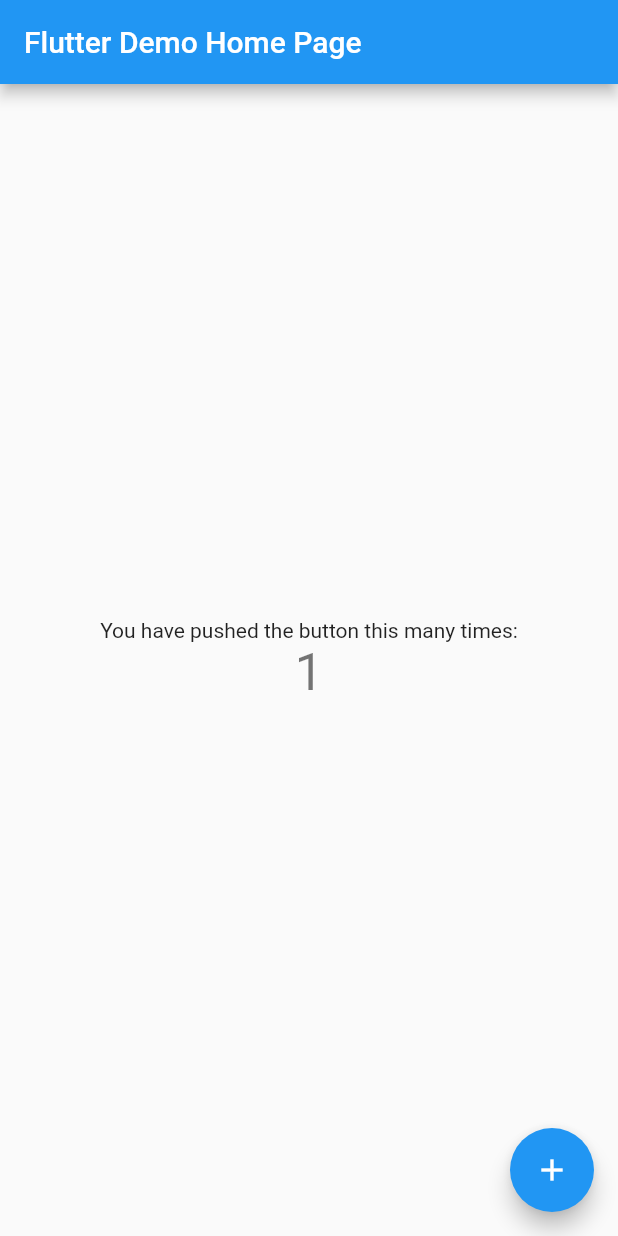
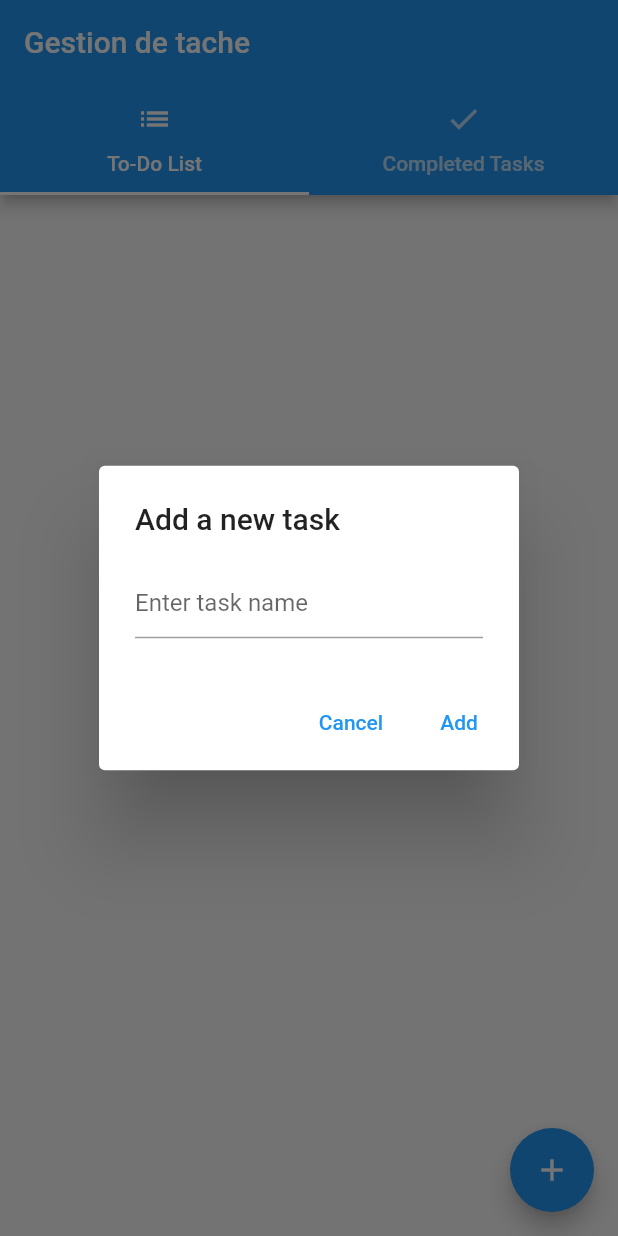
Before and after one commit to jognagram/flutter-liste, a Flutter app: the screen it shows after launch, after a tap on the "add" icon, on a phone screen of 412 x 824 dp. Run offline on Flutter 3.47's test engine with Material 2 defaults, Android fonts, the phone set to English and light mode, and no system bars.

Commit message:
Add and completed task

```diff
--- a/lib/main.dart
+++ b/lib/main.dart
@@ -7,109 +7,143 @@
 class MyApp extends StatelessWidget {
   const MyApp({super.key});
 
-  // This widget is the root of your application.
   @override
   Widget build(BuildContext context) {
     return MaterialApp(
-      title: 'Flutter Demo',
+      debugShowCheckedModeBanner: false,
+      title: 'Gestion de tache',
       theme: ThemeData(
-        // This is the theme of your application.
-        //
-        // Try running your application with "flutter run". You'll see the
-        // application has a blue toolbar. Then, without quitting the app, try
-        // changing the primarySwatch below to Colors.green and then invoke
-        // "hot reload" (press "r" in the console where you ran "flutter run",
-        // or simply save your changes to "hot reload" in a Flutter IDE).
-        // Notice that the counter didn't reset back to zero; the application
-        // is not restarted.
         primarySwatch: Colors.blue,
       ),
-      home: const MyHomePage(title: 'Flutter Demo Home Page'),
+      home: const TodoListPage(),
     );
   }
 }
 
-class MyHomePage extends StatefulWidget {
-  const MyHomePage({super.key, required this.title});
-
-  // This widget is the home page of your application. It is stateful, meaning
-  // that it has a State object (defined below) that contains fields that affect
-  // how it looks.
-
-  // This class is the configuration for the state. It holds the values (in this
-  // case the title) provided by the parent (in this case the App widget) and
-  // used by the build method of the State. Fields in a Widget subclass are
-  // always marked "final".
-
-  final String title;
+class TodoListPage extends StatefulWidget {
+  const TodoListPage({super.key});
 
   @override
-  State<MyHomePage> createState() => _MyHomePageState();
+  State<TodoListPage> createState() => _TodoListPageState();
 }
 
-class _MyHomePageState extends State<MyHomePage> {
-  int _counter = 0;
+class _TodoListPageState extends State<TodoListPage> {
+  //Nous avons deux listes pour stocker les taches : _todoList, _completeList
+  final List<String> _todoList = [];
+  final List<String> _completedList = [];
 
-  void _incrementCounter() {
+  //Les méthodes '_addToDoList' et _markAsCompleted' seront utilisé pour ajouter des tâches respectivements
+  void _addToTodoList(String task) {
     setState(() {
-      // This call to setState tells the Flutter framework that something has
-      // changed in this State, which causes it to rerun the build method below
-      // so that the display can reflect the updated values. If we changed
-      // _counter without calling setState(), then the build method would not be
-      // called again, and so nothing would appear to happen.
-      _counter++;
+      _todoList.add(task);
+    });
+  }
+
+  void _markAsCompleted(int index) {
+    setState(() {
+      _completedList.add(_todoList[index]);
+      _todoList.removeAt(index);
     });
   }
 
   @override
+  //La méthode build crée une interface utilisateur avec un 'DefaultTabController' et un 'TabBarView'. Le TabBarViex a deux onglets, l'un pour les taches en cours et l'autre pour les taches terminées
   Widget build(BuildContext context) {
-    // This method is rerun every time setState is called, for instance as done
-    // by the _incrementCounter method above.
-    //
-    // The Flutter framework has been optimized to make rerunning build methods
-    // fast, so that you can just rebuild anything that needs updating rather
-    // than having to individually change instances of widgets.
-    return Scaffold(
-      appBar: AppBar(
-        // Here we take the value from the MyHomePage object that was created by
-        // the App.build method, and use it to set our appbar title.
-        title: Text(widget.title),
-      ),
-      body: Center(
-        // Center is a layout widget. It takes a single child and positions it
-        // in the middle of the parent.
-        child: Column(
-          // Column is also a layout widget. It takes a list of children and
-          // arranges them vertically. By default, it sizes itself to fit its
-          // children horizontally, and tries to be as tall as its parent.
-          //
-          // Invoke "debug painting" (press "p" in the console, choose the
-          // "Toggle Debug Paint" action from the Flutter Inspector in Android
-          // Studio, or the "Toggle Debug Paint" command in Visual Studio Code)
-          // to see the wireframe for each widget.
-          //
-          // Column has various properties to control how it sizes itself and
-          // how it positions its children. Here we use mainAxisAlignment to
-          // center the children vertically; the main axis here is the vertical
-          // axis because Columns are vertical (the cross axis would be
-          // horizontal).
-          mainAxisAlignment: MainAxisAlignment.center,
-          children: <Widget>[
-            const Text(
-              'You have pushed the button this many times:',
+    return DefaultTabController(
+        length: 2,
+        child: Scaffold(
+          appBar: AppBar(
+            title: const Text('Gestion de tache'),
+            bottom: const TabBar(
+              tabs: [
+                Tab(icon: Icon(Icons.list), text: 'To-Do List'),
+                Tab(icon: Icon(Icons.done), text: 'Completed Tasks'),
+              ],
             ),
-            Text(
-              '$_counter',
-              style: Theme.of(context).textTheme.headlineMedium,
-            ),
-          ],
-        ),
-      ),
-      floatingActionButton: FloatingActionButton(
-        onPressed: _incrementCounter,
-        tooltip: 'Increment',
-        child: const Icon(Icons.add),
-      ), // This trailing comma makes auto-formatting nicer for build methods.
+          ),
+          body: TabBarView(
+            children: [
+              _buildTodoListTab(),
+              _buildCompletedTasksTab(),
+            ],
+          ),
+          floatingActionButton: FloatingActionButton(
+            onPressed: () => _showAddTaskDialog(context),
+            tooltip: 'Add Task',
+            child: const Icon(Icons.add),
+          ),
+        ));
+  }
+
+  @override
+//Les methodes '_buildTodoListTab et buildCompletedTab créent des 'ListView.builder pour afficher les tâches en cours et les tâches terminées, respectivement
+  Widget _buildTodoListTab() {
+    return ListView.builder(
+      itemCount: _todoList.length,
+      itemBuilder: (context, index) {
+        return ListTile(
+          title: Text(_todoList[index]),
+          trailing: IconButton(
+            icon: const Icon(Icons.check),
+            onPressed: () => _markAsCompleted(index),
+          ),
+        );
+      },
     );
   }
+
+  Widget _buildCompletedTasksTab() {
+    return ListView.builder(
+      itemCount: _completedList.length,
+      itemBuilder: (context, index) {
+        return ListTile(
+          title: Text(_completedList[index]),
+          leading: const Icon(
+            Icons.done,
+            color: Colors.green,
+          ),
+        );
+      },
+    );
+  }
+
+  //La méthode _showAddTaskDialog affiche une boite de dialog permettant d'ajouter une nouvelle tache a la liste des taches
+  void _showAddTaskDialog(BuildContext context) {
+    // Créez un TextEditingController local là méthode pour éviter les fuites de memoires
+    TextEditingController taskController = TextEditingController();
+
+    //Fonction pour nettoyer le TextEditing controler après une utilisation
+    void _clearController() {
+      taskController.dispose();
+    }
+
+    showDialog(
+        context: context,
+        builder: (BuildContext context) {
+          return AlertDialog(
+            title: const Text('Add a new task'),
+            content: TextField(
+              controller: taskController,
+              decoration: InputDecoration(hintText: 'Enter task name'),
+            ),
+            actions: [
+              TextButton(
+                child: const Text('Cancel'),
+                onPressed: () {
+                  Navigator.of(context).pop();
+                  _clearController();
+                },
+              ),
+              TextButton(
+                child: const Text('Add'),
+                onPressed: () {
+                  _addToTodoList(taskController.text);
+                  Navigator.of(context).pop();
+                  _clearController();
+                },
+              ),
+            ],
+          );
+        });
+  }
 }
```
Also changed, not shown: 2 other files.
